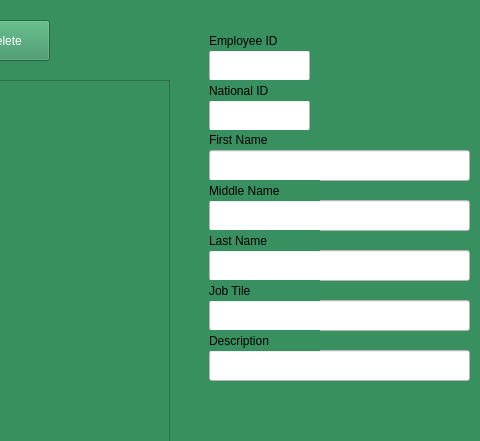
Qt form gardenerdetails.ui (Rabsoninnora/RoseGardenPlantCareSystem) before a commit; both pictures show x 841 to 1321 and y 0 to 441 of the 1321 by 609 pixel window.
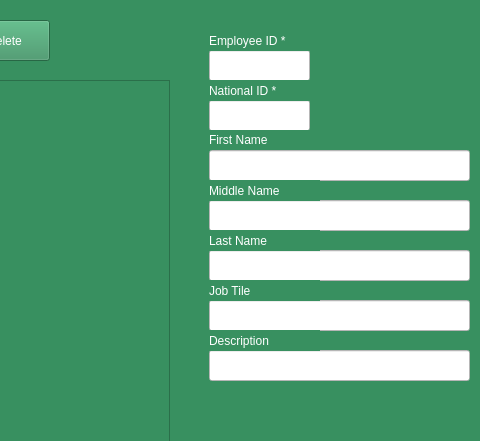
The same form after that commit.

Commit message: Worked on Employee details:: added functionality on Insert record and two fuction for Update and Delete

The edit to the form file:
```diff
--- a/gardenerdetails.ui
+++ b/gardenerdetails.ui
@@ -251,8 +251,11 @@
      <height>21</height>
     </rect>
    </property>
+   <property name="styleSheet">
+    <string notr="true">color: rgb(255, 255, 255);</string>
+   </property>
    <property name="text">
-    <string>National ID</string>
+    <string>National ID *</string>
    </property>
   </widget>
   <widget class="QLabel" name="label_4">
@@ -264,6 +267,9 @@
      <height>20</height>
     </rect>
    </property>
+   <property name="styleSheet">
+    <string notr="true">color: rgb(255, 255, 255);</string>
+   </property>
    <property name="text">
     <string>First Name</string>
    </property>
@@ -277,6 +283,9 @@
      <height>21</height>
     </rect>
    </property>
+   <property name="styleSheet">
+    <string notr="true">color: rgb(255, 255, 255);</string>
+   </property>
    <property name="text">
     <string>Middle Name</string>
    </property>
@@ -290,6 +299,9 @@
      <height>21</height>
     </rect>
    </property>
+   <property name="styleSheet">
+    <string notr="true">color: rgb(255, 255, 255);</string>
+   </property>
    <property name="text">
     <string>Last Name</string>
    </property>
@@ -303,8 +315,11 @@
      <height>21</height>
     </rect>
    </property>
+   <property name="styleSheet">
+    <string notr="true">color: rgb(255, 255, 255);</string>
+   </property>
    <property name="text">
-    <string>Employee ID</string>
+    <string>Employee ID *</string>
    </property>
   </widget>
   <widget class="QLabel" name="label_8">
@@ -316,6 +331,9 @@
      <height>21</height>
     </rect>
    </property>
+   <property name="styleSheet">
+    <string notr="true">color: rgb(255, 255, 255);</string>
+   </property>
    <property name="text">
     <string>Job Tile</string>
    </property>
@@ -329,6 +347,9 @@
      <height>21</height>
     </rect>
    </property>
+   <property name="styleSheet">
+    <string notr="true">color: rgb(255, 255, 255);</string>
+   </property>
    <property name="text">
     <string>Description</string>
    </property>
```
Left out of the diff: 20 changed lines with no effect on the pictures. The commit also changes 9 other files.
